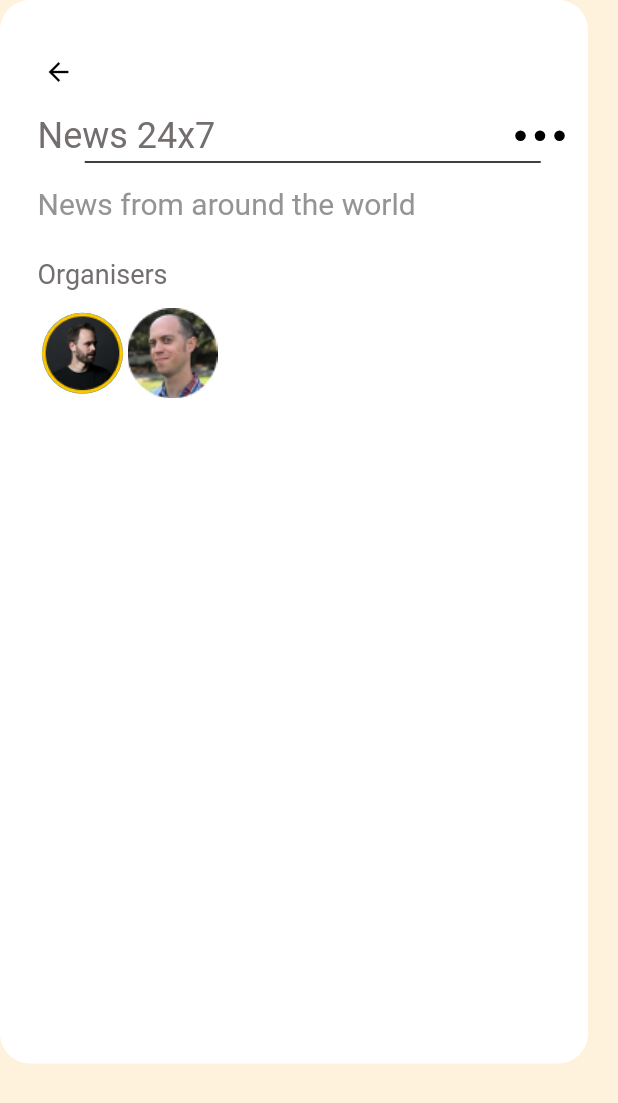
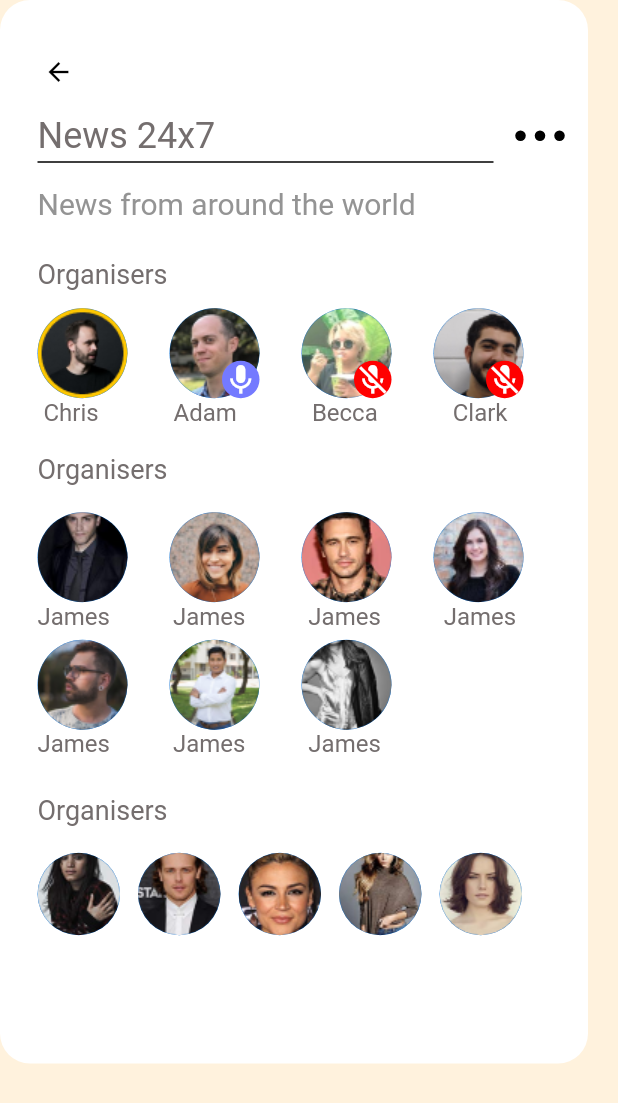
Before and after one commit to marivelmunozm/redSocial, a Flutter app: the PaginaRoom screen opened directly, on a phone screen of 412 x 824 dp. Shown: the top 1103 px of the screen. Run offline on Flutter 3.47's test engine with Material 2 defaults, Android fonts, the phone set to English and light mode, and no system bars; Roboto replaces fonts that are missing (Poppins).

Commit message:
se adjuntaron imagenes

```diff
--- a/lib/pantallas/pagina_room.dart
+++ b/lib/pantallas/pagina_room.dart
@@ -49,10 +49,14 @@ class PaginaRoom extends StatelessWidget {
                   SizedBox(
                     height: 3,
                   ),
+                  Row(
+                    children: [
                       Container(
                         width: 304,
                         height: 1,
                         color: Color(0xFF000000),
+                      ),
+                    ],
                   ),
                   SizedBox(
                     height: 16,
@@ -68,42 +72,89 @@ class PaginaRoom extends StatelessWidget {
                   SizedBox(
                     height: 25,
                   ),
-                  Row(
-                    children: [
-                      Text(
-                        "Organisers",
-                        style: TextStyle(color: Color(0xFF746E6E), fontSize: 18, fontFamily: 'Poppins'),
-                      ),
-                    ],
-                  ),
+                  crearTitulo(),
                   SizedBox(
                     height: 12,
                   ),
                   Column(
                     children: [
-                      Row(children: [
-                        Container(
-                          padding: EdgeInsets.all(3),
-                          width: 60,
-                          height: 60,
-                          child: CircleAvatar(
-                            radius: 50,
-                            backgroundImage: AssetImage("assets/circulo.png"),
+                      Row(
+                        children: [
+                          crearCirculo(imagen: "assets/circulo.png"),
+                          crearCirculoIcono(imagen: "assets/circulo2.png", color: Color(0xFF747AFF), iconos: Icons.mic),
+                          crearCirculoIcono(imagen: "assets/circulo3.png", color: Color(0xFFFF0000), iconos: Icons.mic_off),
+                          crearCirculoIcono(imagen: "assets/circulo4.png", color: Color(0xFFFF0000), iconos: Icons.mic_off),
+                        ],
                       ),
+                      Column(
+                        children: [
+                          Row(
+                            children: [
+                              crearNombre(nombre: " Chris"),
+                              crearNombre(nombre: "Adam"),
+                              crearNombre(nombre: "Becca"),
+                              crearNombre(nombre: "Clark"),
+                            ],
+                          ),
+                          crearTitulo(),
+                          SizedBox(
+                            height: 18,
                           ),
                           Row(
                             children: [
-                            Container(
-                              width: 60,
-                              height: 60,
-                              decoration: BoxDecoration(
-                                borderRadius: BorderRadius.circular(10),
-                              ),
-                              child: Image.asset("assets/circulo2.png"),
-                            ),
+                              crearCirculo(imagen: "assets/imagen1.png"),
+                              crearCirculo(imagen: "assets/imagen2.png"),
+                              crearCirculo(imagen: "assets/imagen3.png"),
+                              crearCirculo(imagen: "assets/imagen4.png"),
                             ],
                           ),
-                      ]),
+                          Row(
+                            children: [
+                              crearItemNombres(),
+                              crearItemNombres(),
+                              crearItemNombres(),
+                              crearItemNombres(),
+                            ],
+                          ),
+                          SizedBox(
+                            height: 6,
+                          ),
+                          Row(
+                            children: [
+                              crearCirculo(imagen: "assets/imagen5.png"),
+                              crearCirculo(imagen: "assets/imagen6.png"),
+                              crearCirculo(imagen: "assets/imagen7.png"),
+                            ],
+                          ),
+                          Row(
+                            children: [
+                              crearItemNombres(),
+                              crearItemNombres(),
+                              crearItemNombres(),
+                            ],
+                          ),
+                          SizedBox(
+                            height: 24,
+                          ),
+                          Row(
+                            children: [
+                              crearTitulo(),
+                            ],
+                          ),
+                          SizedBox(
+                            height: 18,
+                          ),
+                          Row(
+                            children: [
+                              crearFoto(imagen: "assets/foto1.png"),
+                              crearFoto(imagen: "assets/foto2.png"),
+                              crearFoto(imagen: "assets/foto3.png"),
+                              crearFoto(imagen: "assets/foto4.png"),
+                              crearFoto(imagen: "assets/foto5.png"),
+                            ],
+                          )
+                        ],
+                      ),
                     ],
                   ),
                 ],
@@ -127,4 +178,99 @@ class PaginaRoom extends StatelessWidget {
       ),
     );
   }
+
+  Widget crearTitulo() {
+    return Row(
+      children: [
+        Text(
+          "Organisers",
+          style: TextStyle(color: Color(0xFF746E6E), fontSize: 18, fontFamily: 'Poppins'),
+        ),
+      ],
+    );
   }
+
+  Widget crearCirculo({required String imagen}) {
+    return Padding(
+      padding: const EdgeInsets.only(right: 28),
+      child: Container(
+        width: 60,
+        height: 60,
+        child: CircleAvatar(
+          radius: 50,
+          backgroundImage: AssetImage(
+            imagen,
+          ),
+        ),
+      ),
+    );
+  }
+
+  Widget crearCirculoIcono({required String imagen, required Color color, required IconData iconos}) {
+    return Row(
+      children: [
+        Padding(
+          padding: const EdgeInsets.only(right: 28),
+          child: Container(
+            width: 60,
+            height: 60,
+            child: CircleAvatar(
+              backgroundImage: AssetImage(
+                imagen,
+              ),
+              child: Padding(
+                padding: const EdgeInsets.only(top: 35, left: 35),
+                child: Container(
+                  width: 25,
+                  height: 25,
+                  decoration: BoxDecoration(
+                    borderRadius: BorderRadius.circular(35),
+                    color: color,
+                  ),
+                  child: Icon(
+                    iconos,
+                  ),
+                ),
+              ),
+            ),
+          ),
+        ),
+      ],
+    );
+  }
+
+  Widget crearNombre({required String nombre}) {
+    return Padding(
+      padding: const EdgeInsets.only(right: 50, bottom: 18),
+      child: Text(
+        nombre,
+        style: TextStyle(color: Color(0xFF746E6E), fontSize: 16, fontFamily: 'Poppins'),
+      ),
+    );
+  }
+
+  Widget crearItemNombres() {
+    return Padding(
+      padding: const EdgeInsets.only(right: 42),
+      child: Text(
+        "James",
+        style: TextStyle(color: Color(0xFF746E6E), fontSize: 16, fontFamily: 'Poppins'),
+      ),
+    );
+  }
+
+  Widget crearFoto({required String imagen}) {
+    return Padding(
+      padding: const EdgeInsets.only(right: 12),
+      child: Container(
+        width: 55,
+        height: 55,
+        child: CircleAvatar(
+          backgroundImage: AssetImage(
+            imagen,
+          ),
+        ),
+      ),
+    );
+  }
+}
```
Also changed, not shown: assets/Copia de Ellipse 2.png (deleted), assets/circulo3.png (added), assets/circulo4.png (added), assets/foto1.png (added), assets/foto2.png (added), assets/foto3.png (added), assets/foto4.png (added), assets/foto5.png (added), assets/imagen1.png (added), assets/imagen2.png (added), assets/imagen3.png (added), assets/imagen4.png (added), assets/imagen5.png (added), assets/imagen6.png (added), 1 more files. Lines whose indentation alone changed are shown as unchanged.
